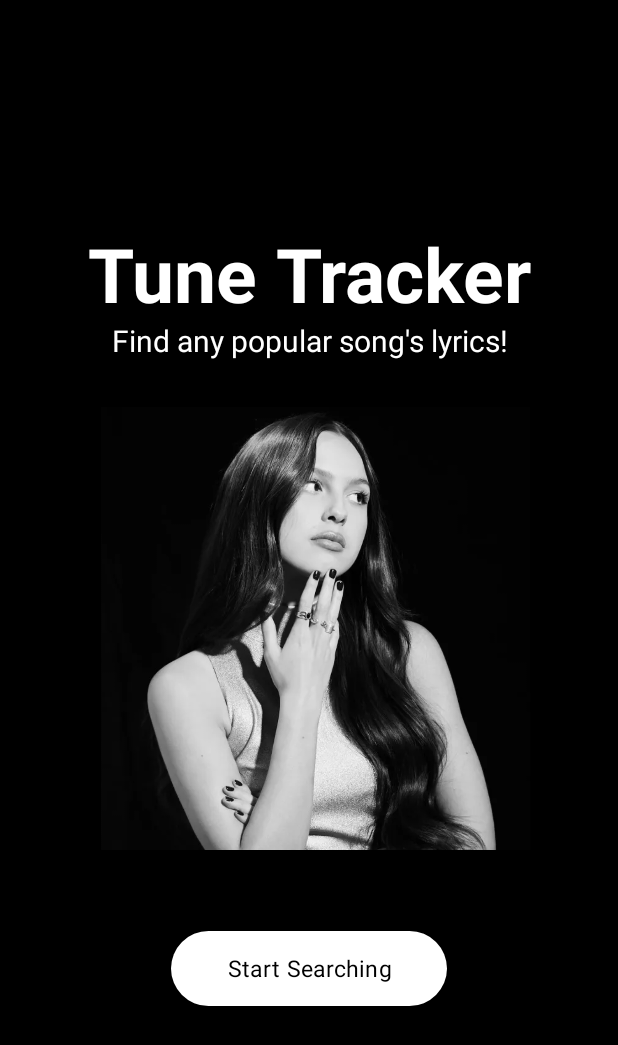
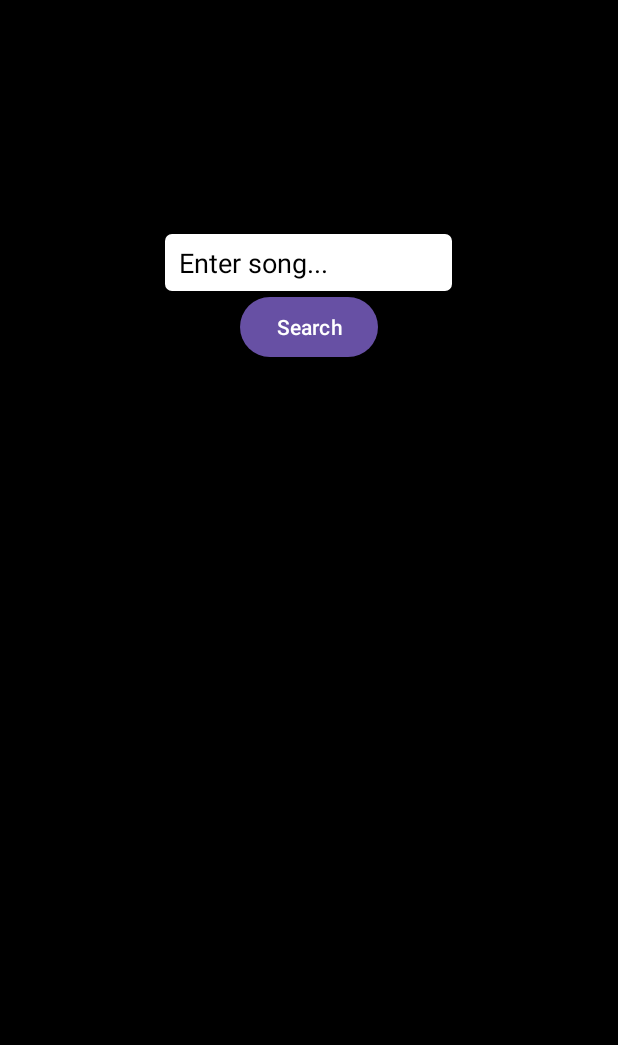
Before and after one commit to charlizeaponte/TuneTracker, an Android app: the screen it shows after launch (MainActivity), on a phone screen of 412 x 824 dp. Shown: the top 1045 px of the screen. Run offline under Robolectric (Android 15) with nearby library versions, the phone set to English and light mode, and no system bars; Roboto replaces fonts that are not available here.

Commit message:
Search fragment starter

```diff
--- a/app/src/main/java/edu/quinnipiac/ser210/tunetracker/MainActivity.kt
+++ b/app/src/main/java/edu/quinnipiac/ser210/tunetracker/MainActivity.kt
@@ -7,6 +7,6 @@ import android.os.Bundle
 class MainActivity : AppCompatActivity() {
     override fun onCreate(savedInstanceState: Bundle?) {
         super.onCreate(savedInstanceState)
-        setContentView(R.layout.fragment_home)
+        setContentView(R.layout.fragment_search)
     }
 }
--- a/app/src/main/java/edu/quinnipiac/ser210/tunetracker/SongItemAdapter.kt
+++ b/app/src/main/java/edu/quinnipiac/ser210/tunetracker/SongItemAdapter.kt
@@ -21,11 +21,11 @@ class SongItemAdapter(val context: Context, var navController: NavController) :
     //itemCount used to make sure we display all the data
     override fun getItemCount() = data.size
 
-//    fun setSearchListItems(searchData: ArrayList<searchData>)
-//    {
-//        data = searchData
-//        notifyDataSetChanged()
-//    }
+    fun setSearchListItems(searchData: List<Result>)
+    {
+        data = searchData
+        notifyDataSetChanged()
+    }
 
 //    fun setHerosListItems(heroes: ArrayList<Hero>){
 //        heroList = heroes
--- a/app/src/main/res/layout/fragment_home.xml
+++ b/app/src/main/res/layout/fragment_home.xml
@@ -6,6 +6,7 @@
     android:orientation="vertical"
     android:gravity="center"
     android:background="@color/black">
+
 
     <TextView
         android:id="@+id/titleView"
--- a/app/src/main/res/layout/fragment_search.xml
+++ b/app/src/main/res/layout/fragment_search.xml
@@ -4,7 +4,10 @@
     android:background="@color/black"
     android:layout_height="match_parent"
     android:orientation="vertical"
-    android:gravity="center">
+    android:gravity="center"
+    android:name="androidx.navigation.fragment.NavHostFragment"
+    app:navGraph="@navigation/nav_graph"
+    app:defaultNavHost="true">
 
     <EditText
         android:id="@+id/searchEditText"
@@ -14,7 +17,12 @@
         android:hint="  Enter song..."
         android:inputType="text"
         android:textAlignment="viewStart"
-        android:textColorHint="@color/black" />
+        android:textColorHint="@color/black"/>
+    <Button
+        android:id="@+id/searchButton"
+        android:layout_width="wrap_content"
+        android:layout_height="wrap_content"
+        android:text="Search" />
 
     <androidx.recyclerview.widget.RecyclerView
         android:id="@+id/songsRecyclerView"
--- a/app/src/main/res/navigation/nav_graph.xml
+++ b/app/src/main/res/navigation/nav_graph.xml
@@ -3,7 +3,7 @@
     xmlns:app="http://schemas.android.com/apk/res-auto"
     xmlns:tools="http://schemas.android.com/tools"
     android:id="@+id/nav_graph"
-    app:startDestination="@id/homeFragment">
+    app:startDestination="@id/searchFragment">
 
     <fragment
         android:id="@+id/homeFragment"
```
